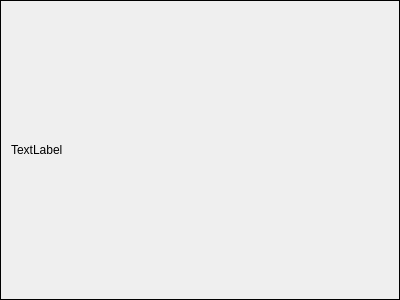
This is BaseDialog.ui in wruwami/TPCAM-M30 as Qt 5 draws it before an edit. The edited form follows.
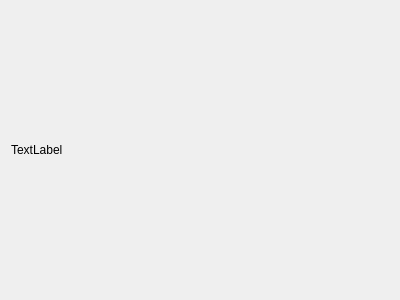
This is the edited form. Custom widgets are drawn as their Qt base class.

Patch:
```diff
--- a/BaseDialog.ui
+++ b/BaseDialog.ui
@@ -14,17 +14,13 @@
    <string>Dialog</string>
   </property>
   <property name="styleSheet">
-   <string notr="true">.QDialog{
-    border-color: black;
-	border-width: 1px;
-	border-style: solid;
-}</string>
+   <string notr="true"/>
   </property>
   <layout class="QVBoxLayout" name="verticalLayout_2">
    <item>
     <layout class="QVBoxLayout" name="verticalLayout">
      <item>
-      <layout class="QHBoxLayout" name="horizontalLayout" stretch="9,1">
+      <layout class="QHBoxLayout" name="horizontalLayout" stretch="0,0">
        <item>
         <widget class="CustomLabel" name="titleLabel">
          <property name="text">
@@ -33,7 +29,13 @@
         </widget>
        </item>
        <item>
-        <widget class="CustomPushButton" name="closePushButton">
+        <widget class="QPushButton" name="closePushButton">
+         <property name="sizePolicy">
+          <sizepolicy hsizetype="Preferred" vsizetype="Preferred">
+           <horstretch>1</horstretch>
+           <verstretch>1</verstretch>
+          </sizepolicy>
+         </property>
          <property name="styleSheet">
           <string notr="true">QPushButton{
 	border:none;
@@ -51,11 +53,6 @@
   </layout>
  </widget>
  <customwidgets>
-  <customwidget>
-   <class>CustomPushButton</class>
-   <extends>QPushButton</extends>
-   <header>CustomPushButton.h</header>
-  </customwidget>
   <customwidget>
    <class>CustomLabel</class>
    <extends>QLabel</extends>
```
